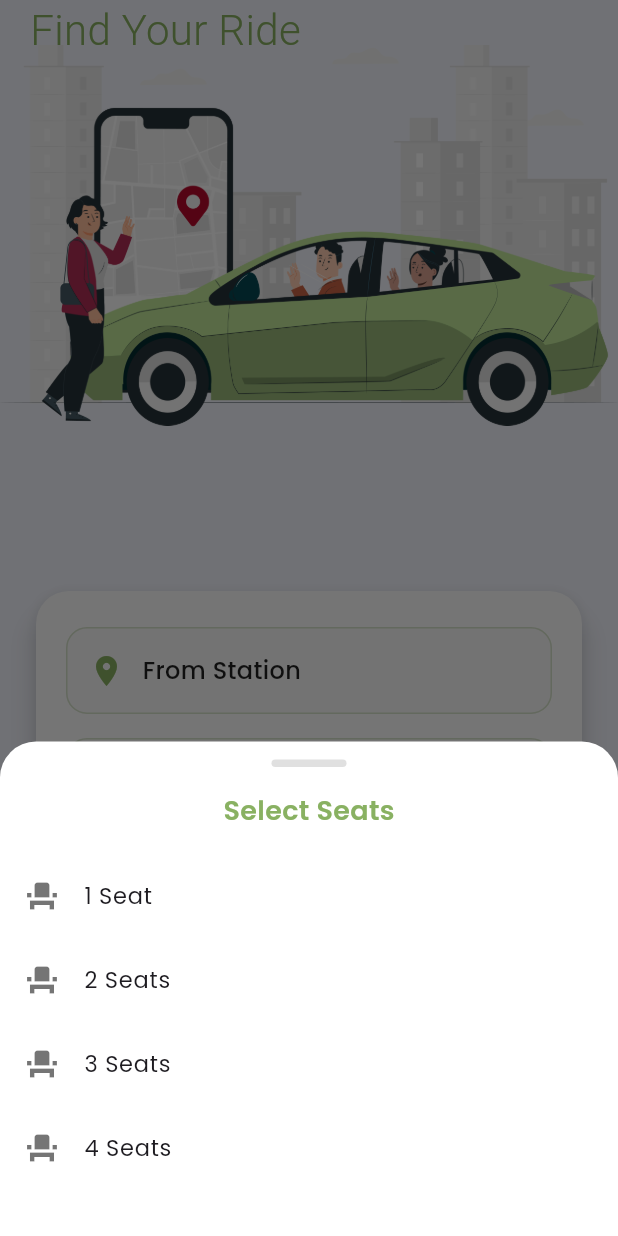
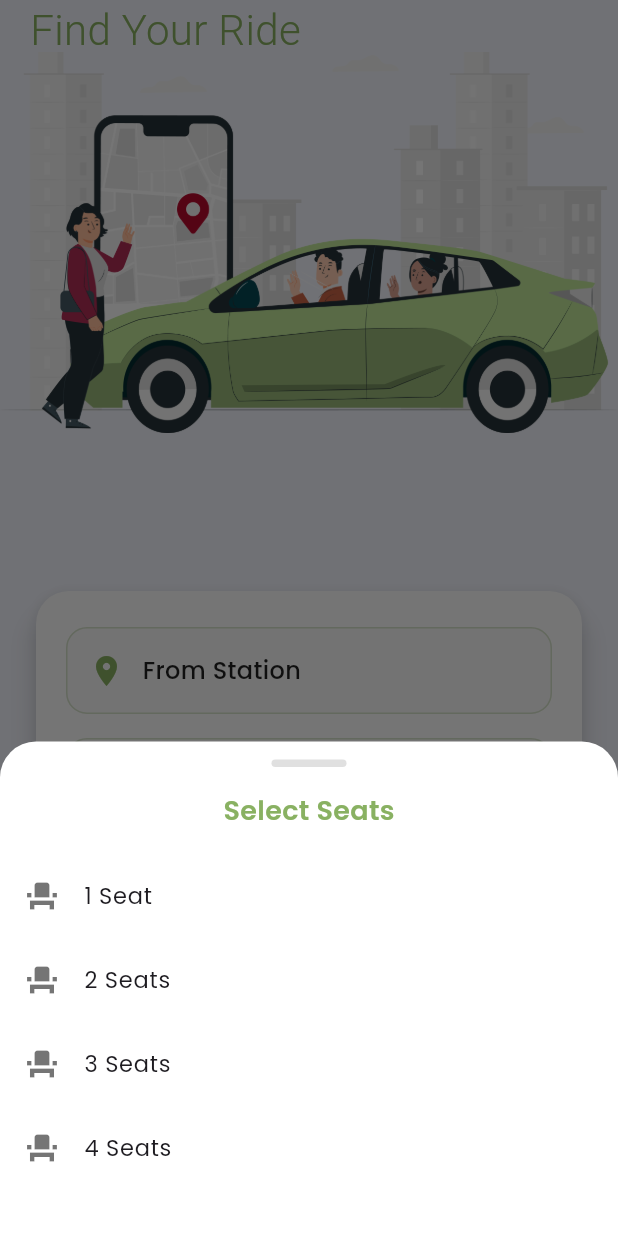
Before and after one commit to avinashgarlaa/hopeir, a Flutter app: the RidesPage screen opened directly, after a tap on "Select Seats", on a phone screen of 412 x 824 dp. Run offline on Flutter 3.47's test engine with Material 3 defaults, Android fonts, the phone set to English and light mode, and no system bars; our stand-ins replace dartz, dio, firebase_core, firebase_messaging, flutter_local_notifications, flutter_riverpod and 5 more; missing offline and left inert: supertokens_flutter; accounts and stored records are empty; network calls fail.

Commit message:
banner updated

```diff
--- /dev/null
+++ b/lib/features/banner/data/repositories/banner_repo_impl.dart
@@ -0,0 +1,26 @@
+import 'dart:convert';
+
+import 'package:hop_eir/features/banner/data/models/banner_model.dart';
+import 'package:hop_eir/features/banner/domain/entities/banner_entity.dart';
+import 'package:hop_eir/features/banner/domain/repositories/banner_repository.dart';
+import 'package:http/http.dart' as http;
+
+class BannerRepositoryImpl implements BannerRepository {
+  final String apiUrl;
+
+  BannerRepositoryImpl({required this.apiUrl});
+
+  @override
+  Future<BannerEntity?> fetchActiveBanner() async {
+    final response = await http.get(Uri.parse(apiUrl));
+    if (response.statusCode == 200) {
+      final List data = json.decode(response.body);
+      if (data.isNotEmpty) {
+        final activeBanner =
+            data.firstWhere((b) => b['is_active'] == true, orElse: () => null);
+        if (activeBanner != null) return BannerModel.fromJson(activeBanner);
+      }
+    }
+    return null;
+  }
+}
--- /dev/null
+++ b/lib/features/banner/domain/repositories/banner_repository.dart
@@ -0,0 +1,5 @@
+import 'package:hop_eir/features/banner/domain/entities/banner_entity.dart';
+
+abstract class BannerRepository {
+  Future<BannerEntity?> fetchActiveBanner();
+}
--- /dev/null
+++ b/lib/features/banner/domain/usecases/fetch_active_banner.dart
@@ -0,0 +1,12 @@
+import 'package:hop_eir/features/banner/domain/entities/banner_entity.dart';
+import 'package:hop_eir/features/banner/domain/repositories/banner_repository.dart';
+
+class FetchActiveBanner {
+  final BannerRepository repository;
+
+  FetchActiveBanner(this.repository);
+
+  Future<BannerEntity?> call() async {
+    return await repository.fetchActiveBanner();
+  }
+}
--- /dev/null
+++ b/lib/features/banner/presentation/banner_controller.dart
@@ -0,0 +1,89 @@
+import 'package:flutter_riverpod/flutter_riverpod.dart';
+import 'package:hop_eir/features/banner/data/repositories/banner_repo_impl.dart';
+import 'package:hop_eir/features/banner/domain/entities/banner_entity.dart';
+import 'package:hop_eir/features/banner/domain/usecases/fetch_active_banner.dart';
+import 'package:shared_preferences/shared_preferences.dart';
+
+/// StateProvider to control banner visibility
+final isBannerVisibleProvider = StateProvider<bool>((ref) => true);
+
+/// Provides the BannerController (StateNotifier) with dependencies
+final bannerProvider = StateNotifierProvider<BannerController, BannerEntity?>(
+  (ref) {
+    final fetchBanner = ref.watch(fetchBannerUseCaseProvider);
+    return BannerController(
+      fetchBanner: fetchBanner,
+      visibilityNotifier: ref.read(isBannerVisibleProvider.notifier),
+    );
+  },
+);
+
+/// Use case provider
+final fetchBannerUseCaseProvider = Provider<FetchActiveBanner>((ref) {
+  return FetchActiveBanner(
+    ref.watch(bannerRepositoryProvider),
+  );
+});
+
+/// Repository provider
+final bannerRepositoryProvider = Provider((ref) {
+  return BannerRepositoryImpl(
+    apiUrl: 'https://hopeir.onrender.com/poster/active/get/',
+  );
+});
+
+/// Key used in SharedPreferences
+const _dismissedBannerIdKey = 'dismissed_banner_id';
+
+/// The BannerController with visibility persistence logic
+class BannerController extends StateNotifier<BannerEntity?> {
+  final FetchActiveBanner fetchBanner;
+  final StateController<bool> visibilityNotifier;
+
+  BannerController({
+    required this.fetchBanner,
+    required this.visibilityNotifier,
+  }) : super(null) {
+    loadBanner();
+  }
+
+  /// Load banner from API and check if it's already dismissed
+  Future<void> loadBanner() async {
+    final banner = await fetchBanner();
+    final prefs = await SharedPreferences.getInstance();
+    final dismissedId = prefs.getInt(_dismissedBannerIdKey);
+
+    if (banner == null) {
+      visibilityNotifier.state = false;
+      return;
+    }
+
+    // Save the fetched banner ID if it's new (first time loaded)
+    if (dismissedId == null) {
+      await prefs.setInt(_dismissedBannerIdKey, banner.id);
+      state = banner;
+      visibilityNotifier.state = true;
+      return;
+    }
+
+    // If already saved and it's the same ID, hide it
+    if (banner.id == dismissedId) {
+      visibilityNotifier.state = false;
+      return;
+    }
+
+    // If it's a new banner ID, show it and update stored ID
+    await prefs.setInt(_dismissedBannerIdKey, banner.id);
+    state = banner;
+    visibilityNotifier.state = true;
+  }
+
+  /// Dismiss the current banner and persist its ID
+  Future<void> dismissBanner() async {
+    final prefs = await SharedPreferences.getInstance();
+    if (state != null) {
+      await prefs.setInt(_dismissedBannerIdKey, state!.id);
+      visibilityNotifier.state = false;
+    }
+  }
+}
--- /dev/null
+++ b/lib/features/banner/presentation/banner_widget.dart
@@ -0,0 +1,60 @@
+import 'package:flutter/material.dart';
+import 'package:flutter_riverpod/flutter_riverpod.dart';
+import 'package:hop_eir/features/banner/presentation/banner_controller.dart';
+// Optional: Uncomment if you want to open URLs
+// import 'package:url_launcher/url_launcher.dart';
+
+class BannerWidget extends ConsumerWidget {
+  const BannerWidget({super.key});
+
+  @override
+  Widget build(BuildContext context, WidgetRef ref) {
+    final banner = ref.watch(bannerProvider);
+    final isVisible = ref.watch(isBannerVisibleProvider);
+
+    if (banner == null || !isVisible) return const SizedBox.shrink();
+
+    return Stack(
+      children: [
+        GestureDetector(
+          onTap: () async {
+            // Optional: open target URL when tapped
+            // final uri = Uri.tryParse(banner.targetUrl);
+            // if (uri != null && await canLaunchUrl(uri)) {
+            //   await launchUrl(uri, mode: LaunchMode.externalApplication);
+            // }
+          },
+          child: Container(
+            width: double.infinity,
+            margin: const EdgeInsets.all(12),
+            decoration: BoxDecoration(
+              borderRadius: BorderRadius.circular(12),
+              image: DecorationImage(
+                image: NetworkImage(banner.imageUrl),
+                fit: BoxFit.contain,
+              ),
+            ),
+          ),
+        ),
+        Positioned(
+          top: 18,
+          right: 18,
+          child: GestureDetector(
+            onTap: () async {
+              // Dismiss and persist
+              await ref.read(bannerProvider.notifier).dismissBanner();
+            },
+            child: Container(
+              padding: const EdgeInsets.all(4),
+              decoration: const BoxDecoration(
+                color: Colors.black54,
+                shape: BoxShape.circle,
+              ),
+              child: const Icon(Icons.close, size: 20, color: Colors.white),
+            ),
+          ),
+        ),
+      ],
+    );
+  }
+}
--- a/lib/features/rides/presentation/pages/rides_page.dart
+++ b/lib/features/rides/presentation/pages/rides_page.dart
@@ -1,6 +1,7 @@
 import 'package:flutter/material.dart';
 import 'package:flutter_riverpod/flutter_riverpod.dart';
 import 'package:google_fonts/google_fonts.dart';
+import 'package:hop_eir/features/banner/presentation/banner_widget.dart';
 import 'package:hop_eir/features/rides/presentation/pages/searched_rides_page.dart';
 import 'package:hop_eir/features/rides/presentation/widgets/message_banner.dart';
 import 'package:hop_eir/features/stations/data/models/station_model.dart';
@@ -189,7 +190,7 @@ class _RidesPageState extends ConsumerState<RidesPage> {
         child: Stack(
           children: [
             Positioned(
-              top: 25,
+              top: 30,
               left: 0,
               right: 0,
               height: size.height * 0.32,
@@ -295,6 +296,13 @@ class _RidesPageState extends ConsumerState<RidesPage> {
                 ],
               ),
             ),
+            Positioned(
+              top: 30,
+              left: 0,
+              right: 0,
+              height: size.height * 0.32,
+              child: const BannerWidget(),
+            ),
           ],
         ),
       ),
--- a/pubspec.yaml
+++ b/pubspec.yaml
@@ -1,7 +1,7 @@
 name: hop_eir
 description: "A new Flutter project."
 publish_to: 'none'
-version: 1.0.1+3
+version: 1.0.1+4
 
 environment:
   sdk: '>=3.5.0 <4.0.0'
```
Also changed, not shown: lib/features/banner/data/models/banner_model.dart (added, +21 -0 lines), lib/features/banner/domain/entities/banner_entity.dart (added, +15 -0 lines), lib/features/banner/presentation/banner_visibilty.dart (added, +15 -0 lines), pubspec.lock, 4 other files.
